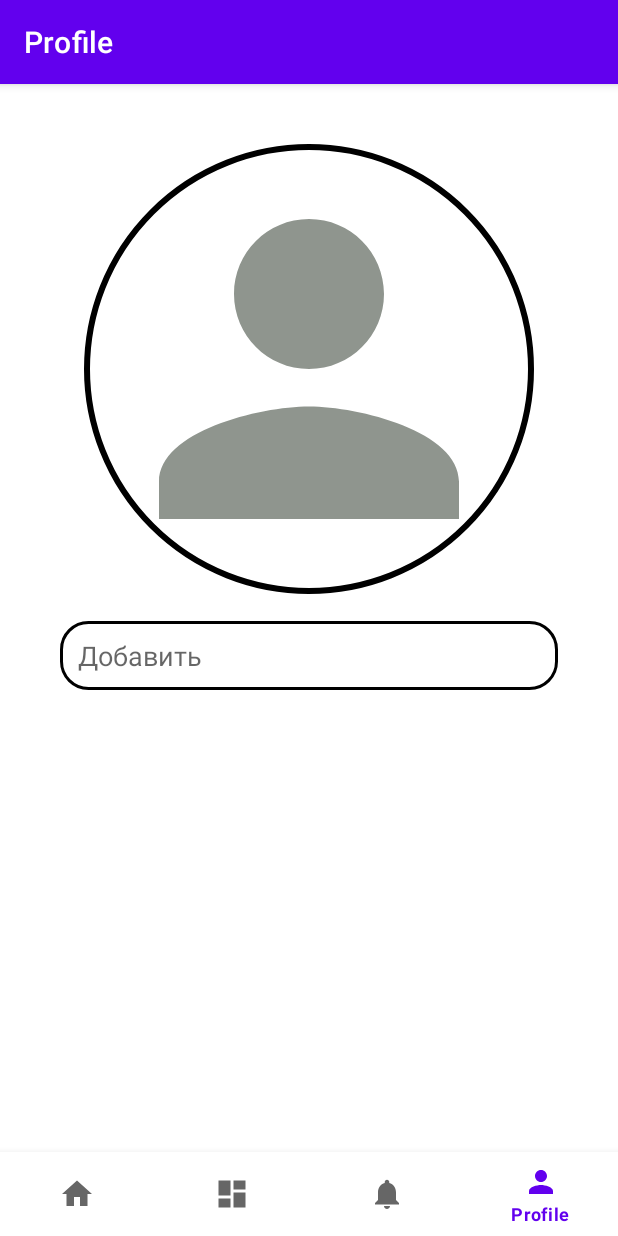
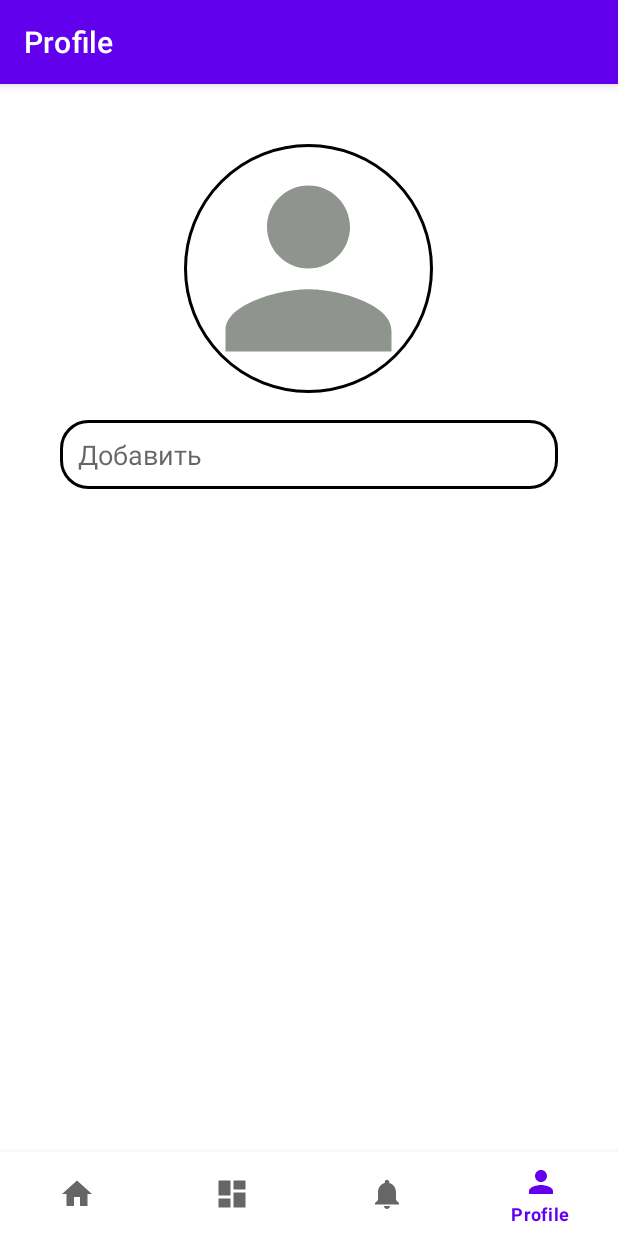
Before and after one commit to AzimWorking/TaskApp, an Android app: the ProfileFragment screen opened through its navigation route, on a phone screen of 412 x 824 dp. Run offline under Robolectric (Android 15) with nearby library versions, the phone set to English and light mode, and no system bars; our stand-ins replace CircleImageView, navigation-ui; pictures from the network do not load; 2 statements that could not run were skipped.

Commit message:
add circle indicator commit hw_2_month4

```diff
--- a/app/build.gradle
+++ b/app/build.gradle
@@ -37,8 +37,12 @@ android {
 
 dependencies {
 
+    implementation 'me.relex:circleindicator:2.1.6'
+    implementation 'com.github.bumptech.glide:glide:4.15.1'
+    implementation 'de.hdodenhof:circleimageview:3.1.0'
 
     implementation(platform("org.jetbrains.kotlin:kotlin-bom:1.8.0"))
+
     implementation 'androidx.core:core-ktx:1.7.0'
     implementation 'androidx.appcompat:appcompat:1.6.1'
     implementation 'com.google.android.material:material:1.8.0'
--- a/app/src/main/AndroidManifest.xml
+++ b/app/src/main/AndroidManifest.xml
@@ -1,6 +1,8 @@
 <?xml version="1.0" encoding="utf-8"?>
 <manifest xmlns:android="http://schemas.android.com/apk/res/android"
     xmlns:tools="http://schemas.android.com/tools">
+
+    <uses-permission android:name="android.permission.INTERNET"/>
 
     <application
         android:allowBackup="true"
--- a/app/src/main/java/com/agn/taskapp/MainActivity.kt
+++ b/app/src/main/java/com/agn/taskapp/MainActivity.kt
@@ -3,6 +3,9 @@ package com.agn.taskapp
 import android.os.Bundle
 import com.google.android.material.bottomnavigation.BottomNavigationView
 import androidx.appcompat.app.AppCompatActivity
+import androidx.core.view.isVisible
+import androidx.navigation.NavController
+import androidx.navigation.NavDestination
 import androidx.navigation.findNavController
 import androidx.navigation.ui.AppBarConfiguration
 import androidx.navigation.ui.setupActionBarWithNavController
@@ -21,11 +24,35 @@ class MainActivity : AppCompatActivity() {
 
         val navView: BottomNavigationView = binding.navView
         val navController = findNavController(R.id.nav_host_fragment_activity_main)
+
+        navController.navigate(R.id.onBoardingFragment)
+
         val appBarConfiguration = AppBarConfiguration(
             setOf(
-                R.id.navigation_home, R.id.navigation_dashboard, R.id.navigation_notifications, R.id.taskFragment, R.id.profileFragment
+                R.id.navigation_home,
+                R.id.navigation_dashboard,
+                R.id.navigation_notifications,
+                R.id.taskFragment,
+                R.id.profileFragment
             )
         )
+        navController.addOnDestinationChangedListener(object :
+            NavController.OnDestinationChangedListener {
+            override fun onDestinationChanged(
+                controller: NavController,
+                destination: NavDestination,
+                arguments: Bundle?
+            ) {
+                if (destination.id == R.id.onBoardingFragment) {
+                    navView.isVisible = false
+                    supportActionBar?.hide()
+                } else {
+                    navView.isVisible = true
+                    supportActionBar?.show()
+                }
+            }
+
+        })
         setupActionBarWithNavController(navController, appBarConfiguration)
         navView.setupWithNavController(navController)
     }
--- /dev/null
+++ b/app/src/main/java/com/agn/taskapp/model/OnBoard.kt
@@ -0,0 +1,7 @@
+package com.agn.taskapp.model
+
+class OnBoard (
+    val title: String?= null,
+    val desc: String?= null,
+    val imge: String?= null,
+        )
--- /dev/null
+++ b/app/src/main/java/com/agn/taskapp/ui/onBoard/adapter/OnBoardingAdapter.kt
@@ -0,0 +1,64 @@
+package com.agn.taskapp.ui.onBoard.adapter
+
+import android.view.LayoutInflater
+import android.view.ViewGroup
+import androidx.recyclerview.widget.RecyclerView.Adapter
+import androidx.recyclerview.widget.RecyclerView.ViewHolder
+import com.agn.taskapp.databinding.ItemOnboardingBinding
+import com.agn.taskapp.model.OnBoard
+import com.agn.taskapp.utils.loadImage
+
+// передача методов example onClick
+// unit не возвращаемый метод
+class OnBoardingAdapter(private val onClick: (OnBoard) -> Unit) : Adapter<OnBoardingAdapter.OnBoardingViewHolder>() {
+
+   private val data = arrayListOf(
+        OnBoard(
+            title = "Title 1",
+            desc = "Desc 1",
+            "https://w7.pngwing.com/pngs/185/850/png-transparent-task-computer-icons-tasks-s-angle-text-microsoft-office-thumbnail.png"
+        ),
+        OnBoard(
+            title = "Title 2",
+            desc = "Desc 2",
+            "https://d57439wlqx3vo.cloudfront.net/iblock/03c/03c3f81942edbe28e073436c1e47b227/64c181f8554dc9a0e27e654be545e45d.png"
+        ),
+        OnBoard(
+            title = "Title 3",
+            desc = "Desc 3",
+            "https://startinfinity.s3.us-east-2.amazonaws.com/production/blog/post/5/main/1SvzKctRCi8bwB0QPdOZkBP0pRhsOqZpl0wjs6y0.png"
+        )
+    )
+
+    override fun onCreateViewHolder(parent: ViewGroup, viewType: Int): OnBoardingViewHolder {
+        return OnBoardingViewHolder(
+            ItemOnboardingBinding.inflate(
+                LayoutInflater.from(parent.context),
+                parent,
+                false
+            )
+        )
+    }
+
+    override fun onBindViewHolder(holder: OnBoardingViewHolder, position: Int) {
+        holder.bind(data[position])
+    }
+
+    override fun getItemCount(): Int {
+        return data.size
+    }
+
+  inner class OnBoardingViewHolder(private val binding: ItemOnboardingBinding) :
+        ViewHolder(binding.root) {
+        fun bind(onBoard: OnBoard) {
+            binding.btnStart.setOnClickListener {
+                onClick(onBoard)
+            }
+            binding.tvTitle.text = onBoard.title
+            binding.tvDesc.text = onBoard.desc
+            binding.ivBoard.loadImage(onBoard.imge)
+
+        }
+
+    }
+}
--- /dev/null
+++ b/app/src/main/java/com/agn/taskapp/ui/onBoard/onBoardingFragment.kt
@@ -0,0 +1,41 @@
+package com.agn.taskapp.ui.onBoard
+
+import android.os.Bundle
+import androidx.fragment.app.Fragment
+import android.view.LayoutInflater
+import android.view.View
+import android.view.ViewGroup
+import androidx.navigation.fragment.findNavController
+import com.agn.taskapp.R
+import com.agn.taskapp.databinding.FragmentOnBoardingBinding
+import com.agn.taskapp.model.OnBoard
+import com.agn.taskapp.ui.onBoard.adapter.OnBoardingAdapter
+import com.agn.taskapp.utils.showToast
+
+class onBoardingFragment : Fragment() {
+
+    private lateinit var binding: FragmentOnBoardingBinding
+
+    override fun onCreateView(
+        inflater: LayoutInflater, container: ViewGroup?,
+        savedInstanceState: Bundle?
+    ): View? {
+        binding = FragmentOnBoardingBinding.inflate(inflater, container, false)
+        return binding.root
+    }
+
+    override fun onViewCreated(view: View, savedInstanceState: Bundle?) {
+        super.onViewCreated(view, savedInstanceState)
+        val adapter = OnBoardingAdapter(this::onClick)
+        binding.viewPager.adapter = adapter
+
+        // add circleIndicator
+        binding.indicator.setViewPager(binding.viewPager)
+        adapter.registerAdapterDataObserver(binding.indicator.adapterDataObserver)
+    }
+
+    fun onClick(onBoard: OnBoard) {
+        findNavController().navigateUp()
+
+    }
+}
--- /dev/null
+++ b/app/src/main/java/com/agn/taskapp/utils/Ext.kt
@@ -0,0 +1,17 @@
+package com.agn.taskapp.utils
+
+import android.widget.ImageView
+import android.widget.Toast
+import androidx.fragment.app.Fragment
+import com.bumptech.glide.Glide
+
+// extension расширение классов
+
+fun Fragment.showToast(msg: String) {
+    Toast.makeText(requireContext(),msg, Toast.LENGTH_SHORT).show()
+}
+
+
+fun ImageView.loadImage(url: String?){
+    Glide.with(this).load(url).into(this)
+}
--- a/app/src/main/res/layout/fragment_profile.xml
+++ b/app/src/main/res/layout/fragment_profile.xml
@@ -7,13 +7,15 @@
     android:orientation="vertical"
     android:padding="40dp">
 
-    <ImageView
-        android:layout_width="300dp"
-        android:layout_height="300dp"
+    <de.hdodenhof.circleimageview.CircleImageView
+        xmlns:app="http://schemas.android.com/apk/res-auto"
+        android:id="@+id/profile_image"
+        android:layout_width="166dp"
+        android:layout_height="166dp"
+        android:src="@drawable/ic_person_add"
         android:layout_gravity="center"
-        android:src="@drawable/ic_person_add"
-        android:background="@drawable/raund_img"
-        android:contentDescription="@string/todo" />
+        app:civ_border_width="2dp"
+        app:civ_border_color="#FF000000"/>
 
     <EditText
         android:layout_width="match_parent"
--- a/app/src/main/res/navigation/mobile_navigation.xml
+++ b/app/src/main/res/navigation/mobile_navigation.xml
@@ -25,11 +25,16 @@
     <fragment
         android:id="@+id/taskFragment"
         android:name="com.agn.taskapp.ui.task.TaskFragment"
-        android:label="Task"
+        android:label="@string/task"
         tools:layout="@layout/fragment_task" />
     <fragment
         android:id="@+id/profileFragment"
         android:name="com.agn.taskapp.ui.Profile.ProfileFragment"
-        android:label="Profile"
+        android:label="@string/profile"
         tools:layout="@layout/fragment_profile" />
+    <fragment
+        android:id="@+id/onBoardingFragment"
+        android:name="com.agn.taskapp.ui.onBoard.onBoardingFragment"
+        android:label="fragment_on_boarding"
+        tools:layout="@layout/fragment_on_boarding" />
 </navigation>
--- a/app/src/main/res/values/strings.xml
+++ b/app/src/main/res/values/strings.xml
@@ -11,4 +11,6 @@
     <string name="title">Title</string>
     <string name="profile">Profile</string>
     <string name="add">Добавить</string>
+    <string name="task">Task</string>
+    <string name="get_started">get started</string>
 </resources>
```
Also changed, not shown: app/src/main/res/drawable/circle_off.xml (added, +7 -0 lines), app/src/main/res/drawable/circle_on.xml (added, +7 -0 lines), app/src/main/res/layout/fragment_on_boarding.xml (added, +23 -0 lines), app/src/main/res/layout/item_onboarding.xml (added, +54 -0 lines).
